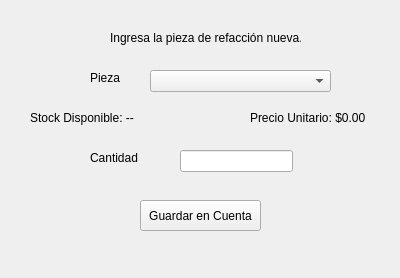
First picture: the form in agregar_pieza.ui, repository ileosalazar/MultiserviciosProfesionalesJG, before the edit.
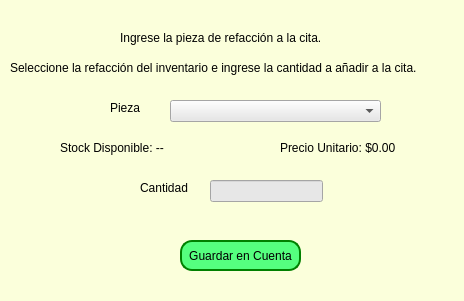
Second picture: the form after the edit.

Patch:
```diff
--- a/agregar_pieza.ui
+++ b/agregar_pieza.ui
@@ -6,35 +6,44 @@
    <rect>
     <x>0</x>
     <y>0</y>
-    <width>400</width>
-    <height>278</height>
+    <width>464</width>
+    <height>301</height>
    </rect>
   </property>
   <property name="windowTitle">
-   <string>Form</string>
+   <string>Agregar refacción a cita</string>
+  </property>
+  <property name="styleSheet">
+   <string notr="true">background-color: rgb(251, 255, 219);</string>
   </property>
   <widget class="QLabel" name="label">
    <property name="geometry">
     <rect>
-     <x>110</x>
+     <x>120</x>
      <y>30</y>
-     <width>191</width>
+     <width>251</width>
      <height>16</height>
     </rect>
    </property>
+   <property name="styleSheet">
+    <string notr="true">font: 700 9pt &quot;Verdana&quot;;</string>
+   </property>
    <property name="text">
-    <string>Ingresa la pieza de refacción nueva.</string>
+    <string>Ingrese la pieza de refacción a la cita.</string>
    </property>
   </widget>
   <widget class="QLabel" name="label_2">
    <property name="geometry">
     <rect>
-     <x>90</x>
-     <y>70</y>
+     <x>110</x>
+     <y>100</y>
      <width>49</width>
      <height>16</height>
     </rect>
    </property>
+   <property name="styleSheet">
+    <string notr="true">font: 9pt &quot;Verdana&quot;;</string>
+   </property>
    <property name="text">
     <string>Pieza</string>
    </property>
@@ -42,12 +51,15 @@
   <widget class="QLabel" name="label_3">
    <property name="geometry">
     <rect>
-     <x>90</x>
-     <y>150</y>
-     <width>49</width>
+     <x>140</x>
+     <y>180</y>
+     <width>61</width>
      <height>16</height>
     </rect>
    </property>
+   <property name="styleSheet">
+    <string notr="true">font: 9pt &quot;Verdana&quot;;</string>
+   </property>
    <property name="text">
     <string>Cantidad</string>
    </property>
@@ -55,12 +67,15 @@
   <widget class="QLabel" name="lbl_stock_actual">
    <property name="geometry">
     <rect>
-     <x>30</x>
-     <y>110</y>
+     <x>60</x>
+     <y>140</y>
      <width>171</width>
      <height>16</height>
     </rect>
    </property>
+   <property name="styleSheet">
+    <string notr="true">font: 9pt &quot;Verdana&quot;;</string>
+   </property>
    <property name="text">
     <string>Stock Disponible: --</string>
    </property>
@@ -68,22 +83,30 @@
   <widget class="QLineEdit" name="input_cantidad">
    <property name="geometry">
     <rect>
-     <x>180</x>
-     <y>150</y>
+     <x>210</x>
+     <y>180</y>
      <width>113</width>
      <height>22</height>
     </rect>
    </property>
+   <property name="styleSheet">
+    <string notr="true">background-color: rgb(231, 231, 231);</string>
+   </property>
   </widget>
   <widget class="QPushButton" name="btn_guardar_pieza">
    <property name="geometry">
     <rect>
-     <x>140</x>
-     <y>200</y>
+     <x>180</x>
+     <y>240</y>
      <width>121</width>
      <height>31</height>
     </rect>
    </property>
+   <property name="styleSheet">
+    <string notr="true">border: 2px solid green;
+border-radius: 12px;
+background-color: rgb(85, 255, 127);</string>
+   </property>
    <property name="text">
     <string>Guardar en Cuenta</string>
    </property>
@@ -91,26 +114,48 @@
   <widget class="QComboBox" name="combo_refaccion">
    <property name="geometry">
     <rect>
-     <x>150</x>
-     <y>70</y>
-     <width>181</width>
+     <x>170</x>
+     <y>100</y>
+     <width>211</width>
      <height>22</height>
     </rect>
    </property>
+   <property name="styleSheet">
+    <string notr="true">background-color: rgb(231, 231, 231);</string>
+   </property>
   </widget>
   <widget class="QLabel" name="lbl_precio_sugerido">
    <property name="geometry">
     <rect>
-     <x>250</x>
-     <y>110</y>
+     <x>280</x>
+     <y>140</y>
      <width>141</width>
      <height>16</height>
     </rect>
    </property>
+   <property name="styleSheet">
+    <string notr="true">font: 9pt &quot;Verdana&quot;;</string>
+   </property>
    <property name="text">
     <string>Precio Unitario: $0.00</string>
    </property>
   </widget>
+  <widget class="QLabel" name="label_4">
+   <property name="geometry">
+    <rect>
+     <x>10</x>
+     <y>60</y>
+     <width>441</width>
+     <height>16</height>
+    </rect>
+   </property>
+   <property name="styleSheet">
+    <string notr="true">font: 8pt &quot;Verdana&quot;;</string>
+   </property>
+   <property name="text">
+    <string>Seleccione la refacción del inventario e ingrese la cantidad a añadir a la cita.</string>
+   </property>
+  </widget>
  </widget>
  <resources/>
  <connections/>
```
